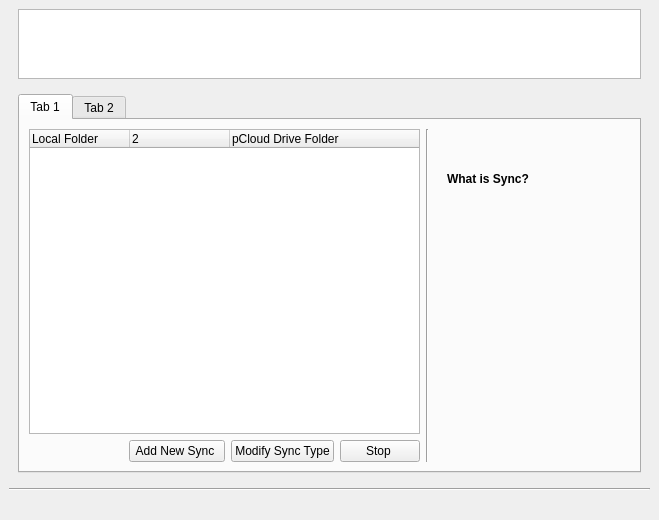
Qt form pcloudwindow.ui (pcloudcom/psyncgui) before a commit.
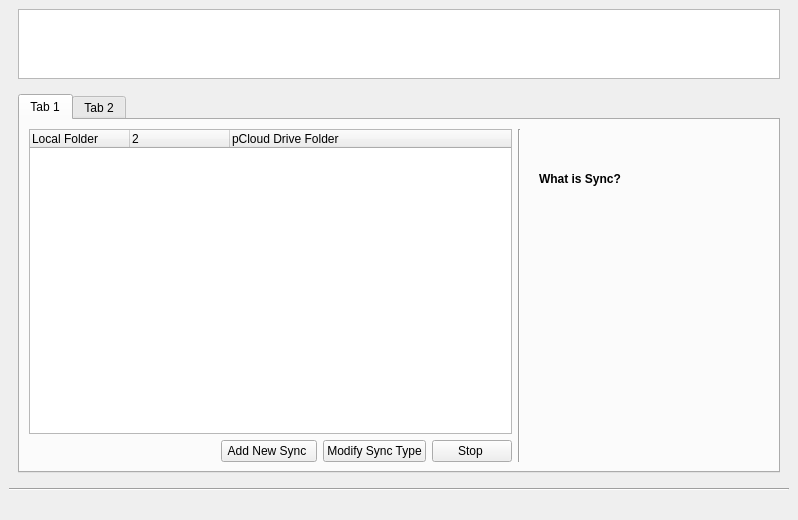
The same form after that commit. Icons and pictures are not drawn.

Commit message: latest icon for sync tab

Patch:
```diff
--- a/pcloudwindow.ui
+++ b/pcloudwindow.ui
@@ -6,7 +6,7 @@
    <rect>
     <x>0</x>
     <y>0</y>
-    <width>602</width>
+    <width>798</width>
     <height>520</height>
    </rect>
   </property>
```
Left out of the diff: 28 changed lines with no effect on the pictures. The commit also changes 1 other file.
